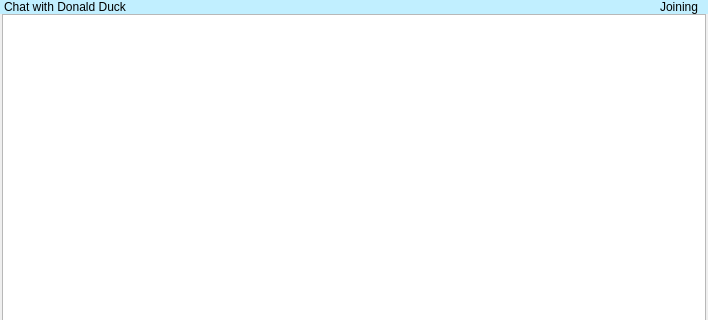
Qt form examples/qt/chat.ui (meganz/MEGAchat) before a commit; both pictures show x 0 to 708 and y 0 to 320 of the 708 by 590 pixel window.
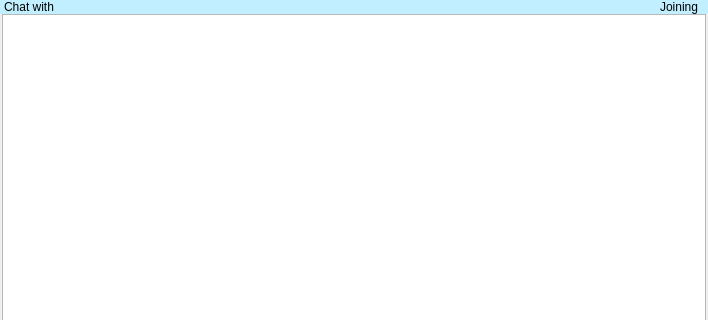
The same form after that commit. Custom widgets are drawn as their Qt base class.

```diff
--- a/examples/qt/chat.ui
+++ b/examples/qt/chat.ui
@@ -155,7 +155,7 @@
         <property name="styleSheet">
          <string notr="true"/>
         </property>
-        <layout class="QHBoxLayout" name="horizontalLayout_2">
+        <layout class="QHBoxLayout" name="horizontalLayout_2" stretch="0,1">
          <property name="spacing">
           <number>0</number>
          </property>
@@ -172,7 +172,13 @@
           <number>0</number>
          </property>
          <item>
-          <widget class="QLabel" name="mChatNameDisplay">
+          <widget class="QLabel" name="label">
+           <property name="sizePolicy">
+            <sizepolicy hsizetype="Minimum" vsizetype="Preferred">
+             <horstretch>0</horstretch>
+             <verstretch>0</verstretch>
+            </sizepolicy>
+           </property>
            <property name="palette">
             <palette>
              <active>
@@ -241,7 +247,7 @@
             <bool>false</bool>
            </property>
            <property name="text">
-            <string>Chat with Donald Duck</string>
+            <string>Chat with</string>
            </property>
            <property name="alignment">
             <set>Qt::AlignLeading|Qt::AlignLeft|Qt::AlignVCenter</set>
```
Left out of the diff: 2 changed lines with no effect on the pictures.
